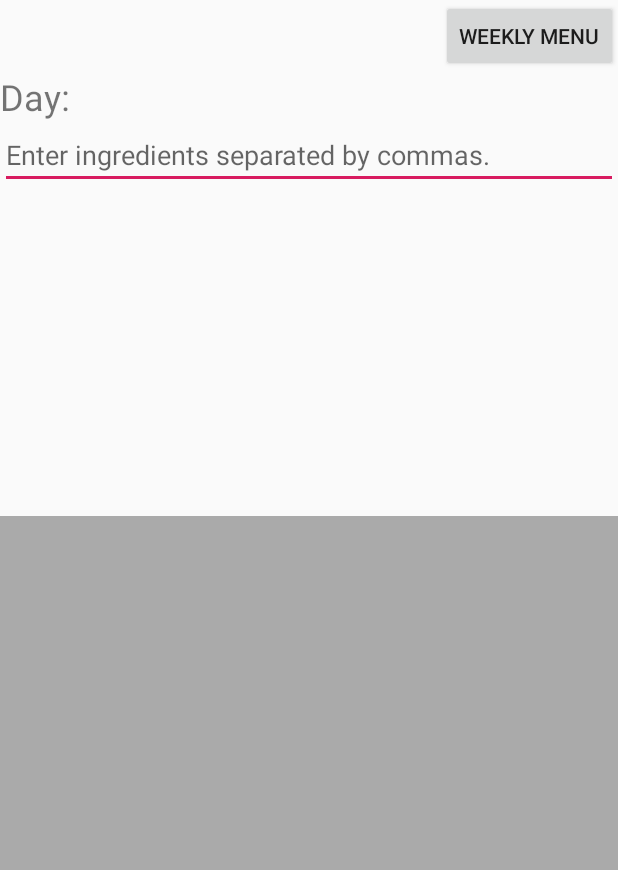
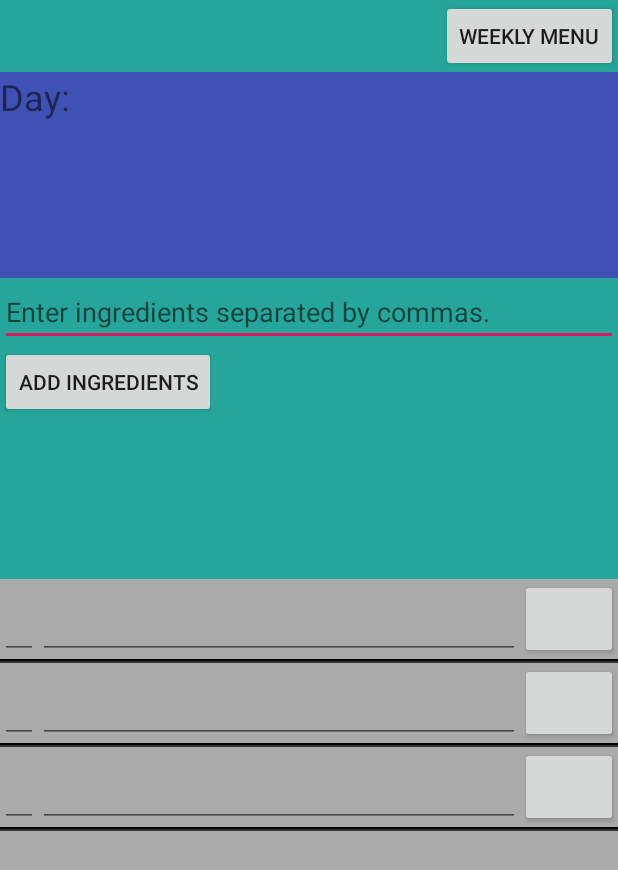
Before and after one commit to kjhawryluk/menuPlanner, an Android app: the layout daily_menu_fragment.xml on its own in the app's theme, with its tools: preview values and no code run, on a phone screen of 412 x 824 dp. Shown: the top 870 px of the screen. Run offline under Robolectric (Android 15) with nearby library versions, the phone set to English and light mode, and no system bars.

Commit message:
Daily menu works...more.

```diff
--- a/app/src/main/java/edu/uchicago/kjhawryluk/prolistview/Adaptors/DailyMenuAdaptor.java
+++ b/app/src/main/java/edu/uchicago/kjhawryluk/prolistview/Adaptors/DailyMenuAdaptor.java
@@ -53,7 +53,7 @@ public class DailyMenuAdaptor extends RecyclerView.Adapter<DailyMenuAdaptor.Dail
         if (mIngredients != null) {
             final Ingredient current = mIngredients.get(position);
             holder.mDailyMenuIngredientNameEditText.setText(current.getName());
-            holder.mDailyMenuIngredientQuantityEditText.setText(current.getQuantity());
+            holder.mDailyMenuIngredientQuantityEditText.setText(String.valueOf(current.getQuantity()));
 
             // Update the ingredient name when it changes.
             holder.mDailyMenuIngredientNameEditText.setOnFocusChangeListener(new IngredientFocusListener(current));
--- a/app/src/main/java/edu/uchicago/kjhawryluk/prolistview/Models/Ingredient.java
+++ b/app/src/main/java/edu/uchicago/kjhawryluk/prolistview/Models/Ingredient.java
@@ -41,7 +41,7 @@ public class Ingredient {
     }
 
     public int getQuantity() {
-        return mQuantity;
+        return mQuantity ;
     }
 
     public void setQuantity(int quantity) {
--- a/app/src/main/res/layout/daily_menu_fragment.xml
+++ b/app/src/main/res/layout/daily_menu_fragment.xml
@@ -2,7 +2,10 @@
 <LinearLayout xmlns:android="http://schemas.android.com/apk/res/android"
     xmlns:tools="http://schemas.android.com/tools"
     android:orientation="vertical" android:layout_width="match_parent"
-    android:layout_height="match_parent">
+    android:layout_height="match_parent"
+    android:background="@color/colorBackground"
+    android:clickable="true"
+    >
 
     <Button
         android:id="@+id/seeWeeklyMenu"
@@ -12,9 +15,11 @@
         android:layout_gravity="right"/>
 
     <LinearLayout
+        android:layout_weight="20"
+        android:background="@color/colorFont"
         android:orientation="horizontal"
         android:layout_width="match_parent"
-        android:layout_height="wrap_content">
+        android:layout_height="30dp">
         <TextView
             android:textSize="24sp"
             android:text="Day: "
@@ -24,11 +29,13 @@
         <TextView
             android:textSize="24sp"
             android:id="@+id/dailyMenuDateValueTextView"
+            android:textColor="@color/colorFont"
             android:layout_width="match_parent"
             android:layout_height="wrap_content" />
     </LinearLayout>
     <LinearLayout
-        android:orientation="horizontal"
+        android:layout_weight="20"
+        android:orientation="vertical"
         android:layout_width="match_parent"
         android:layout_height="wrap_content">
 
@@ -43,14 +50,15 @@
             android:text="Add Ingredients"
             android:layout_width="wrap_content"
             android:layout_height="wrap_content"
-            android:enabled="false"/>
+          />
 
     </LinearLayout>
 
     <android.support.v7.widget.RecyclerView
         android:id="@+id/dailyMenuIngredientList"
+        android:layout_weight="50"
         android:layout_width="match_parent"
-        android:layout_height="match_parent"
+        android:layout_height="wrap_content"
         android:background="@android:color/darker_gray"
         tools:listitem="@layout/daily_menu_ingredient" />
 
--- a/app/src/main/res/layout/daily_menu_ingredient.xml
+++ b/app/src/main/res/layout/daily_menu_ingredient.xml
@@ -6,20 +6,24 @@
 <LinearLayout xmlns:android="http://schemas.android.com/apk/res/android"
     android:orientation="horizontal" android:layout_width="match_parent"
     android:layout_height="match_parent">
+    <EditText
+        android:id="@+id/dailyMenuIngredientQuantityEditText"
+        android:layout_width="25dp"
+        android:paddingRight="10dp"
+        android:textSize="24dp"
+        android:layout_height="wrap_content" />
 
     <EditText
         android:id="@+id/dailyMenuIngredientNameEditText"
+        android:textSize="24dp"
+        android:layout_weight="80"
         android:layout_width="match_parent"
-        android:layout_height="match_parent" />
-
-    <EditText
-        android:id="@+id/dailyMenuIngredientQuantityEditText"
-        android:layout_width="match_parent"
-        android:layout_height="match_parent" />
+        android:layout_height="wrap_content" />
 
     <Button
-    android:id="@+id/removeDailyIngredient"
-    android:text="@drawable/ic_remove_circle_outline_black_24dp"
+        android:layout_weight="20"
+        android:id="@+id/removeDailyIngredient"
+    android:src="@drawable/ic_remove_circle_outline_black_24dp"
     android:layout_width="wrap_content"
     android:layout_height="match_parent" />
 </LinearLayout>
```
Also changed, not shown: app/src/main/java/edu/uchicago/kjhawryluk/prolistview/DailyMenuFragment.java (+9 -11 lines), app/src/main/java/edu/uchicago/kjhawryluk/prolistview/MenuRepository.java (+5 -3 lines).
